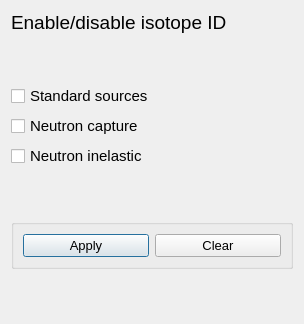
First picture: the form in nasagamma/win_isot_id.ui, repository mauricioAyllon/NASA-gamma, before the edit.
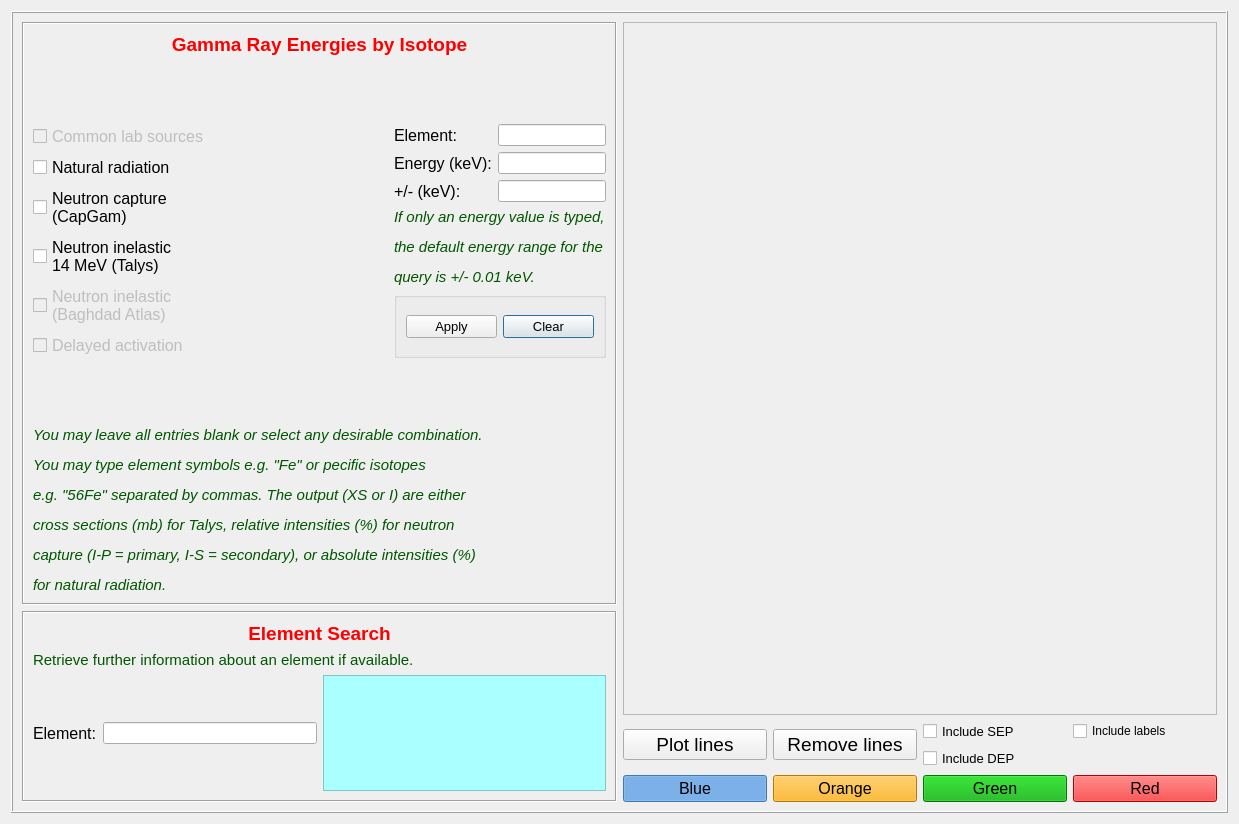
Second picture: the form after the edit.

Commit message: Added isotope ID in qtDesigner

```diff
--- a/nasagamma/win_isot_id.ui
+++ b/nasagamma/win_isot_id.ui
@@ -6,15 +6,33 @@
    <rect>
     <x>0</x>
     <y>0</y>
-    <width>304</width>
-    <height>324</height>
+    <width>1239</width>
+    <height>824</height>
    </rect>
   </property>
   <property name="windowTitle">
    <string>Dialog</string>
   </property>
-  <layout class="QVBoxLayout" name="verticalLayout">
-   <item>
+  <layout class="QGridLayout" name="gridLayout">
+   <item row="0" column="0">
+    <widget class="QFrame" name="frame">
+     <property name="frameShape">
+      <enum>QFrame::Box</enum>
+     </property>
+     <property name="frameShadow">
+      <enum>QFrame::Raised</enum>
+     </property>
+     <layout class="QGridLayout" name="gridLayout_9">
+      <item row="0" column="0">
+       <widget class="QFrame" name="frame_2">
+        <property name="frameShape">
+         <enum>QFrame::Box</enum>
+        </property>
+        <property name="frameShadow">
+         <enum>QFrame::Sunken</enum>
+        </property>
+        <layout class="QGridLayout" name="gridLayout_4">
+         <item row="0" column="0" colspan="3">
     <widget class="QLabel" name="label">
      <property name="font">
       <font>
@@ -22,92 +40,198 @@
       </font>
      </property>
      <property name="text">
-      <string>Enable/disable isotope ID</string>
+            <string>&lt;html&gt;&lt;head/&gt;&lt;body&gt;&lt;p&gt;&lt;span style=&quot; font-weight:600; color:#ff0000;&quot;&gt;Gamma Ray Energies by Isotope&lt;/span&gt;&lt;/p&gt;&lt;/body&gt;&lt;/html&gt;</string>
+           </property>
+           <property name="scaledContents">
+            <bool>false</bool>
+           </property>
+           <property name="alignment">
+            <set>Qt::AlignCenter</set>
      </property>
     </widget>
    </item>
-   <item>
-    <spacer name="verticalSpacer_2">
+         <item row="1" column="1">
+          <spacer name="verticalSpacer">
      <property name="orientation">
       <enum>Qt::Vertical</enum>
      </property>
      <property name="sizeHint" stdset="0">
       <size>
        <width>20</width>
-       <height>28</height>
+             <height>29</height>
       </size>
      </property>
     </spacer>
    </item>
-   <item>
-    <widget class="QCheckBox" name="standard_src">
+         <item row="2" column="0">
+          <layout class="QFormLayout" name="formLayout">
+           <item row="0" column="0">
+            <widget class="QCheckBox" name="lab_src">
+             <property name="enabled">
+              <bool>false</bool>
+             </property>
      <property name="font">
       <font>
-       <pointsize>11</pointsize>
+               <pointsize>12</pointsize>
       </font>
      </property>
      <property name="text">
-      <string>Standard sources</string>
+              <string>Common lab sources</string>
      </property>
     </widget>
    </item>
-   <item>
+           <item row="1" column="0">
+            <widget class="QCheckBox" name="natural_rad">
+             <property name="font">
+              <font>
+               <pointsize>12</pointsize>
+              </font>
+             </property>
+             <property name="text">
+              <string>Natural radiation</string>
+             </property>
+            </widget>
+           </item>
+           <item row="2" column="0">
     <widget class="QCheckBox" name="neutron_capt">
      <property name="font">
       <font>
-       <pointsize>11</pointsize>
+               <pointsize>12</pointsize>
       </font>
      </property>
      <property name="text">
-      <string>Neutron capture</string>
+              <string>Neutron capture
+(CapGam)</string>
      </property>
     </widget>
    </item>
-   <item>
-    <widget class="QCheckBox" name="neutron_inl">
+           <item row="3" column="0">
+            <widget class="QCheckBox" name="neutron_inl_talys">
      <property name="font">
       <font>
-       <pointsize>11</pointsize>
+               <pointsize>12</pointsize>
       </font>
      </property>
      <property name="text">
-      <string>Neutron inelastic</string>
+              <string>Neutron inelastic 
+14 MeV (Talys)</string>
      </property>
     </widget>
    </item>
-   <item>
-    <spacer name="verticalSpacer_4">
+           <item row="4" column="0">
+            <widget class="QCheckBox" name="neutron_inl_baghdad">
+             <property name="enabled">
+              <bool>false</bool>
+             </property>
+             <property name="font">
+              <font>
+               <pointsize>12</pointsize>
+              </font>
+             </property>
+             <property name="text">
+              <string>Neutron inelastic 
+(Baghdad Atlas)</string>
+             </property>
+             <property name="tristate">
+              <bool>false</bool>
+             </property>
+            </widget>
+           </item>
+           <item row="5" column="0">
+            <widget class="QCheckBox" name="delayed_activation">
+             <property name="enabled">
+              <bool>false</bool>
+             </property>
+             <property name="font">
+              <font>
+               <pointsize>12</pointsize>
+              </font>
+             </property>
+             <property name="text">
+              <string>Delayed activation</string>
+             </property>
+             <property name="tristate">
+              <bool>false</bool>
+             </property>
+            </widget>
+           </item>
+          </layout>
+         </item>
+         <item row="2" column="1">
+          <spacer name="horizontalSpacer">
      <property name="orientation">
-      <enum>Qt::Vertical</enum>
+            <enum>Qt::Horizontal</enum>
      </property>
      <property name="sizeHint" stdset="0">
       <size>
-       <width>20</width>
-       <height>28</height>
+             <width>28</width>
+             <height>20</height>
       </size>
      </property>
     </spacer>
    </item>
-   <item>
+         <item row="2" column="2">
+          <layout class="QGridLayout" name="gridLayout_2">
+           <item row="0" column="0">
+            <widget class="QLabel" name="label_2">
+             <property name="font">
+              <font>
+               <pointsize>12</pointsize>
+              </font>
+             </property>
+             <property name="text">
+              <string>Element:</string>
+             </property>
+            </widget>
+           </item>
+           <item row="0" column="1">
+            <widget class="QLineEdit" name="edit_isot"/>
+           </item>
+           <item row="1" column="0">
+            <widget class="QLabel" name="label_3">
+             <property name="font">
+              <font>
+               <pointsize>12</pointsize>
+              </font>
+             </property>
+             <property name="text">
+              <string>Energy (keV):</string>
+             </property>
+            </widget>
+           </item>
+           <item row="1" column="1">
+            <widget class="QLineEdit" name="edit_energy"/>
+           </item>
+           <item row="2" column="0">
+            <widget class="QLabel" name="label_4">
+             <property name="font">
+              <font>
+               <pointsize>12</pointsize>
+              </font>
+             </property>
+             <property name="text">
+              <string>+/- (keV): </string>
+             </property>
+            </widget>
+           </item>
+           <item row="2" column="1">
+            <widget class="QLineEdit" name="edit_erange"/>
+           </item>
+           <item row="3" column="0" colspan="2">
+            <widget class="QLabel" name="label_6">
+             <property name="text">
+              <string>&lt;html&gt;&lt;head/&gt;&lt;body&gt;&lt;p&gt;&lt;span style=&quot; font-size:11pt; font-style:italic; color:#005500;&quot;&gt;If only an energy value is typed,&lt;/span&gt;&lt;/p&gt;&lt;p&gt;&lt;span style=&quot; font-size:11pt; font-style:italic; color:#005500;&quot;&gt;the default energy range for the&lt;/span&gt;&lt;/p&gt;&lt;p&gt;&lt;span style=&quot; font-size:11pt; font-style:italic; color:#005500;&quot;&gt;query is +/- 0.01 keV.&lt;/span&gt;&lt;/p&gt;&lt;/body&gt;&lt;/html&gt;</string>
+             </property>
+            </widget>
+           </item>
+           <item row="4" column="0" colspan="2">
     <widget class="QGroupBox" name="groupBox">
      <property name="title">
       <string/>
      </property>
-     <layout class="QGridLayout" name="gridLayout">
-      <item row="0" column="0">
-       <widget class="QPushButton" name="button_apply">
-        <property name="font">
-         <font>
-          <pointsize>10</pointsize>
-         </font>
-        </property>
-        <property name="text">
-         <string>Apply</string>
-        </property>
-       </widget>
-      </item>
+             <layout class="QGridLayout" name="gridLayout_3">
       <item row="0" column="1">
-       <widget class="QPushButton" name="button_clear">
+               <widget class="QPushButton" name="isotID_button_clear">
         <property name="font">
          <font>
           <pointsize>10</pointsize>
@@ -118,11 +242,25 @@
         </property>
        </widget>
       </item>
+              <item row="0" column="0">
+               <widget class="QPushButton" name="isotID_button_apply">
+                <property name="font">
+                 <font>
+                  <pointsize>10</pointsize>
+                 </font>
+                </property>
+                <property name="text">
+                 <string>Apply</string>
+                </property>
+               </widget>
+              </item>
      </layout>
     </widget>
    </item>
-   <item>
-    <spacer name="verticalSpacer_3">
+          </layout>
+         </item>
+         <item row="3" column="0">
+          <spacer name="verticalSpacer_2">
      <property name="orientation">
       <enum>Qt::Vertical</enum>
      </property>
@@ -133,6 +271,318 @@
       </size>
      </property>
     </spacer>
+         </item>
+         <item row="4" column="0" colspan="3">
+          <widget class="QLabel" name="label_5">
+           <property name="font">
+            <font>
+             <pointsize>12</pointsize>
+            </font>
+           </property>
+           <property name="text">
+            <string>&lt;!DOCTYPE HTML PUBLIC &quot;-//W3C//DTD HTML 4.0//EN&quot; &quot;http://www.w3.org/TR/REC-html40/strict.dtd&quot;&gt;
+&lt;html&gt;&lt;head&gt;&lt;meta name=&quot;qrichtext&quot; content=&quot;1&quot; /&gt;&lt;style type=&quot;text/css&quot;&gt;
+p, li { white-space: pre-wrap; }
+&lt;/style&gt;&lt;/head&gt;&lt;body style=&quot; font-family:'MS Shell Dlg 2'; font-size:12pt; font-weight:400; font-style:normal;&quot;&gt;
+&lt;p style=&quot; margin-top:12px; margin-bottom:12px; margin-left:0px; margin-right:0px; -qt-block-indent:0; text-indent:0px;&quot;&gt;&lt;span style=&quot; font-size:11pt; font-style:italic; color:#005500;&quot;&gt;You may leave all entries blank or select any desirable combination.&lt;/span&gt;&lt;/p&gt;
+&lt;p style=&quot; margin-top:12px; margin-bottom:12px; margin-left:0px; margin-right:0px; -qt-block-indent:0; text-indent:0px;&quot;&gt;&lt;span style=&quot; font-size:11pt; font-style:italic; color:#005500;&quot;&gt;You may type element symbols e.g. &amp;quot;Fe&amp;quot; or pecific isotopes&lt;/span&gt;&lt;/p&gt;
+&lt;p style=&quot; margin-top:12px; margin-bottom:12px; margin-left:0px; margin-right:0px; -qt-block-indent:0; text-indent:0px;&quot;&gt;&lt;span style=&quot; font-size:11pt; font-style:italic; color:#005500;&quot;&gt;e.g. &amp;quot;56Fe&amp;quot; separated by commas. The output (XS or I) are either&lt;/span&gt;&lt;/p&gt;
+&lt;p style=&quot; margin-top:12px; margin-bottom:12px; margin-left:0px; margin-right:0px; -qt-block-indent:0; text-indent:0px;&quot;&gt;&lt;span style=&quot; font-size:11pt; font-style:italic; color:#005500;&quot;&gt;cross sections (mb) for Talys, relative intensities (%) for neutron&lt;/span&gt;&lt;/p&gt;
+&lt;p style=&quot; margin-top:12px; margin-bottom:12px; margin-left:0px; margin-right:0px; -qt-block-indent:0; text-indent:0px;&quot;&gt;&lt;span style=&quot; font-size:11pt; font-style:italic; color:#005500;&quot;&gt;capture (I-P = primary, I-S = secondary), or absolute intensities (%)&lt;/span&gt;&lt;/p&gt;
+&lt;p style=&quot; margin-top:12px; margin-bottom:12px; margin-left:0px; margin-right:0px; -qt-block-indent:0; text-indent:0px;&quot;&gt;&lt;span style=&quot; font-size:11pt; font-style:italic; color:#005500;&quot;&gt;for natural radiation.&lt;/span&gt;&lt;/p&gt;&lt;/body&gt;&lt;/html&gt;</string>
+           </property>
+          </widget>
+         </item>
+        </layout>
+       </widget>
+      </item>
+      <item row="0" column="1" rowspan="2">
+       <layout class="QGridLayout" name="gridLayout_6">
+        <item row="1" column="0">
+         <layout class="QGridLayout" name="gridLayout_5">
+          <item row="0" column="1" rowspan="2">
+           <widget class="QPushButton" name="button_remove_vlines">
+            <property name="font">
+             <font>
+              <pointsize>14</pointsize>
+             </font>
+            </property>
+            <property name="text">
+             <string>Remove lines</string>
+            </property>
+           </widget>
+          </item>
+          <item row="0" column="0" rowspan="2">
+           <widget class="QPushButton" name="button_plot_vlines">
+            <property name="font">
+             <font>
+              <pointsize>14</pointsize>
+             </font>
+            </property>
+            <property name="styleSheet">
+             <string notr="true"/>
+            </property>
+            <property name="text">
+             <string>Plot lines</string>
+            </property>
+           </widget>
+          </item>
+          <item row="1" column="2">
+           <widget class="QCheckBox" name="checkBox_dep">
+            <property name="font">
+             <font>
+              <pointsize>10</pointsize>
+             </font>
+            </property>
+            <property name="text">
+             <string>Include DEP</string>
+            </property>
+           </widget>
+          </item>
+          <item row="3" column="1">
+           <widget class="QPushButton" name="button_orange">
+            <property name="font">
+             <font>
+              <pointsize>12</pointsize>
+             </font>
+            </property>
+            <property name="autoFillBackground">
+             <bool>false</bool>
+            </property>
+            <property name="styleSheet">
+             <string notr="true">background-color: rgb(255, 170, 0);</string>
+            </property>
+            <property name="text">
+             <string>Orange</string>
+            </property>
+            <property name="checkable">
+             <bool>true</bool>
+            </property>
+            <property name="autoExclusive">
+             <bool>true</bool>
+            </property>
+           </widget>
+          </item>
+          <item row="3" column="0">
+           <widget class="QPushButton" name="button_blue">
+            <property name="font">
+             <font>
+              <pointsize>12</pointsize>
+             </font>
+            </property>
+            <property name="autoFillBackground">
+             <bool>false</bool>
+            </property>
+            <property name="styleSheet">
+             <string notr="true">background-color: rgb(85, 170, 255);</string>
+            </property>
+            <property name="text">
+             <string>Blue</string>
+            </property>
+            <property name="checkable">
+             <bool>true</bool>
+            </property>
+            <property name="checked">
+             <bool>true</bool>
+            </property>
+            <property name="autoExclusive">
+             <bool>true</bool>
+            </property>
+           </widget>
+          </item>
+          <item row="3" column="3">
+           <widget class="QPushButton" name="button_red">
+            <property name="font">
+             <font>
+              <pointsize>12</pointsize>
+             </font>
+            </property>
+            <property name="cursor">
+             <cursorShape>ArrowCursor</cursorShape>
+            </property>
+            <property name="mouseTracking">
+             <bool>false</bool>
+            </property>
+            <property name="autoFillBackground">
+             <bool>false</bool>
+            </property>
+            <property name="styleSheet">
+             <string notr="true">background-color: rgb(255, 0, 0);</string>
+            </property>
+            <property name="text">
+             <string>Red</string>
+            </property>
+            <property name="checkable">
+             <bool>true</bool>
+            </property>
+            <property name="autoExclusive">
+             <bool>true</bool>
+            </property>
+            <property name="default">
+             <bool>false</bool>
+            </property>
+            <property name="flat">
+             <bool>false</bool>
+            </property>
+           </widget>
+          </item>
+          <item row="3" column="2">
+           <widget class="QPushButton" name="button_green">
+            <property name="font">
+             <font>
+              <pointsize>12</pointsize>
+             </font>
+            </property>
+            <property name="autoFillBackground">
+             <bool>false</bool>
+            </property>
+            <property name="styleSheet">
+             <string notr="true">background-color: rgb(0, 170, 0);</string>
+            </property>
+            <property name="text">
+             <string>Green</string>
+            </property>
+            <property name="checkable">
+             <bool>true</bool>
+            </property>
+            <property name="autoExclusive">
+             <bool>true</bool>
+            </property>
+           </widget>
+          </item>
+          <item row="0" column="2">
+           <widget class="QCheckBox" name="checkBox_sep">
+            <property name="font">
+             <font>
+              <pointsize>10</pointsize>
+             </font>
+            </property>
+            <property name="text">
+             <string>Include SEP</string>
+            </property>
+           </widget>
+          </item>
+          <item row="0" column="3">
+           <widget class="QCheckBox" name="checkBox_labels">
+            <property name="text">
+             <string>Include labels</string>
+            </property>
+           </widget>
+          </item>
+         </layout>
+        </item>
+        <item row="0" column="0">
+         <widget class="QScrollArea" name="scrollArea_gammas">
+          <property name="font">
+           <font>
+            <pointsize>12</pointsize>
+           </font>
+          </property>
+          <property name="styleSheet">
+           <string notr="true"/>
+          </property>
+          <property name="widgetResizable">
+           <bool>true</bool>
+          </property>
+          <widget class="QWidget" name="scrollAreaWidgetContents">
+           <property name="geometry">
+            <rect>
+             <x>0</x>
+             <y>0</y>
+             <width>588</width>
+             <height>666</height>
+            </rect>
+           </property>
+          </widget>
+         </widget>
+        </item>
+       </layout>
+      </item>
+      <item row="1" column="0">
+       <widget class="QFrame" name="frame_3">
+        <property name="maximumSize">
+         <size>
+          <width>16777215</width>
+          <height>191</height>
+         </size>
+        </property>
+        <property name="frameShape">
+         <enum>QFrame::Box</enum>
+        </property>
+        <property name="frameShadow">
+         <enum>QFrame::Sunken</enum>
+        </property>
+        <layout class="QGridLayout" name="gridLayout_8">
+         <item row="1" column="0" colspan="2">
+          <widget class="QLabel" name="label_8">
+           <property name="font">
+            <font>
+             <pointsize>12</pointsize>
+            </font>
+           </property>
+           <property name="text">
+            <string>&lt;!DOCTYPE HTML PUBLIC &quot;-//W3C//DTD HTML 4.0//EN&quot; &quot;http://www.w3.org/TR/REC-html40/strict.dtd&quot;&gt;
+&lt;html&gt;&lt;head&gt;&lt;meta name=&quot;qrichtext&quot; content=&quot;1&quot; /&gt;&lt;style type=&quot;text/css&quot;&gt;
+p, li { white-space: pre-wrap; }
+&lt;/style&gt;&lt;/head&gt;&lt;body style=&quot; font-family:'MS Shell Dlg 2'; font-size:12pt; font-weight:400; font-style:normal;&quot;&gt;
+&lt;p style=&quot; margin-top:12px; margin-bottom:12px; margin-left:0px; margin-right:0px; -qt-block-indent:0; text-indent:0px;&quot;&gt;&lt;span style=&quot; font-size:11pt; color:#005500;&quot;&gt;Retrieve further information about an element if available.&lt;/span&gt;&lt;/p&gt;&lt;/body&gt;&lt;/html&gt;</string>
+           </property>
+          </widget>
+         </item>
+         <item row="0" column="0" colspan="2">
+          <widget class="QLabel" name="label_7">
+           <property name="font">
+            <font>
+             <pointsize>14</pointsize>
+            </font>
+           </property>
+           <property name="text">
+            <string>&lt;html&gt;&lt;head/&gt;&lt;body&gt;&lt;p&gt;&lt;span style=&quot; font-weight:600; color:#ff0000;&quot;&gt;Element Search&lt;/span&gt;&lt;/p&gt;&lt;/body&gt;&lt;/html&gt;</string>
+           </property>
+           <property name="scaledContents">
+            <bool>false</bool>
+           </property>
+           <property name="alignment">
+            <set>Qt::AlignCenter</set>
+           </property>
+          </widget>
+         </item>
+         <item row="2" column="1">
+          <widget class="QTextBrowser" name="text_search">
+           <property name="font">
+            <font>
+             <pointsize>10</pointsize>
+            </font>
+           </property>
+           <property name="styleSheet">
+            <string notr="true">background-color: rgb(170, 255, 255);</string>
+           </property>
+          </widget>
+         </item>
+         <item row="2" column="0">
+          <layout class="QGridLayout" name="gridLayout_7">
+           <item row="0" column="0">
+            <widget class="QLabel" name="label_9">
+             <property name="font">
+              <font>
+               <pointsize>12</pointsize>
+              </font>
+             </property>
+             <property name="text">
+              <string>Element:</string>
+             </property>
+            </widget>
+           </item>
+           <item row="0" column="1">
+            <widget class="QLineEdit" name="edit_isot_search"/>
+           </item>
+          </layout>
+         </item>
+        </layout>
+       </widget>
+      </item>
+     </layout>
+    </widget>
    </item>
   </layout>
  </widget>
```
Lines whose indentation alone changed are shown as unchanged. The commit also changes 2 other files.
